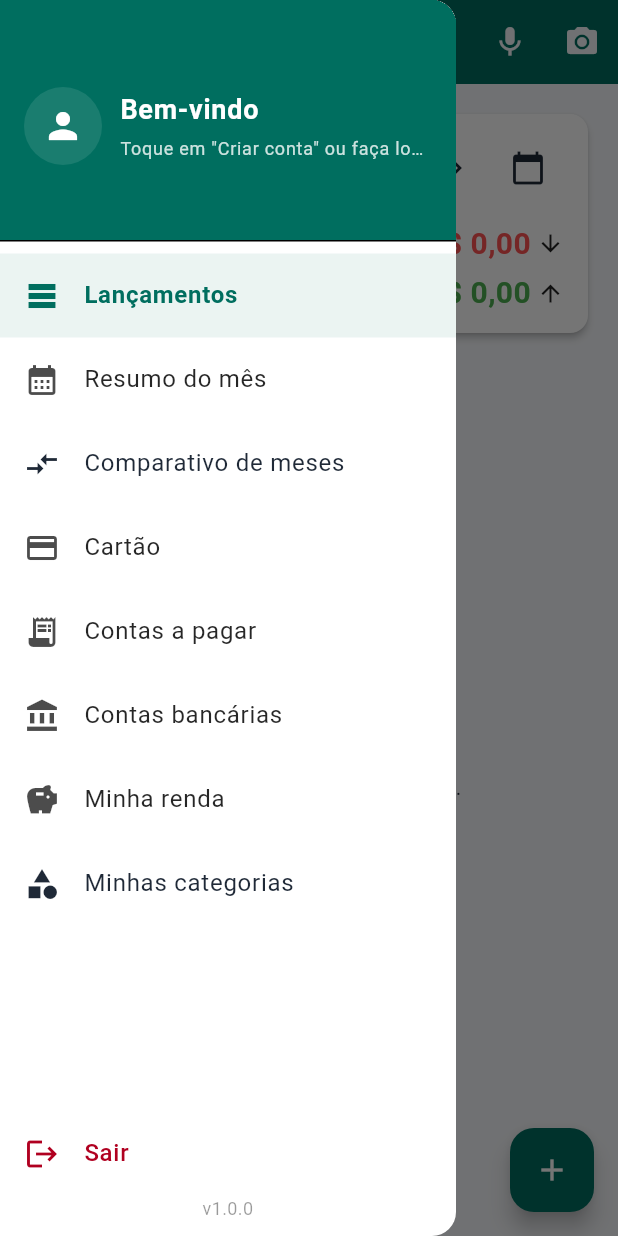
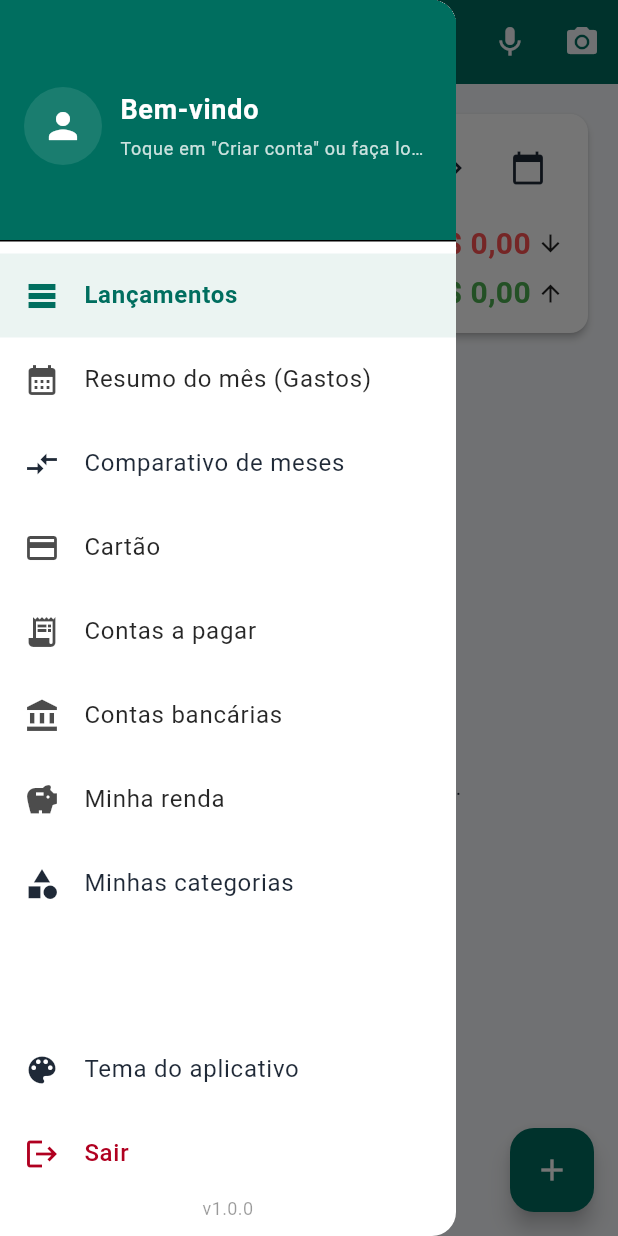
Before and after one commit to geanlima/vox-finance, a Flutter app: the screen it shows after launch, with the side drawer open, on a phone screen of 412 x 824 dp. Run offline on Flutter 3.47's test engine with Material 3 defaults, Android fonts, the phone set to English and light mode, and no system bars; our stand-ins replace cloud_firestore, firebase_auth, firebase_core, fl_chart, flutter_local_notifications, flutter_slidable and 5 more; missing offline and left inert: google_mlkit_text_recognition; accounts and stored records are empty.

Commit message:
adicao de tema

```diff
--- a/lib/main.dart
+++ b/lib/main.dart
@@ -1,6 +1,8 @@
 import 'package:flutter/material.dart';
 import 'package:intl/date_symbol_data_local.dart';
 import 'package:firebase_core/firebase_core.dart';
+import 'package:vox_finance/ui/core/service/theme_controller.dart';
+
 import 'package:vox_finance/ui/pages/auth/login_unificado_page.dart';
 import 'package:vox_finance/ui/pages/categorias/categorias_personalizadas_page.dart';
 import 'package:vox_finance/ui/pages/renda/minha_renda_page.dart';
@@ -31,11 +33,18 @@ class VoxFinanceApp extends StatelessWidget {
 
   @override
   Widget build(BuildContext context) {
+    // 👇 AnimatedBuilder escuta o ThemeController (singleton)
+    return AnimatedBuilder(
+      animation: themeController,
+      builder: (context, _) {
         return MaterialApp(
           title: 'VoxFinance',
           debugShowCheckedModeBanner: false,
           theme: AppTheme.lightTheme,
           darkTheme: AppTheme.darkTheme,
+
+          // 🌙☀️ Aqui ele aplica o tema escolhido (system/light/dark)
+          themeMode: themeController.themeMode,
 
           routes: {
             '/login': (_) => const LoginUnificadoPage(),
@@ -50,5 +59,7 @@ class VoxFinanceApp extends StatelessWidget {
             '/minha-renda': (ctx) => const MinhaRendaPage(),
           },
         );
+      },
+    );
   }
 }
--- a/lib/ui/widgets/app_drawer.dart
+++ b/lib/ui/widgets/app_drawer.dart
@@ -7,6 +7,7 @@ import 'package:vox_finance/ui/data/modules/usuarios/usuario_repository.dart';
 import 'package:vox_finance/ui/data/models/usuario.dart';
 import 'package:vox_finance/ui/core/service/firebase_auth_service.dart';
 import 'package:vox_finance/ui/pages/categorias/categorias_personalizadas_page.dart';
+import 'package:vox_finance/ui/pages/configuracoes/config_tema_page.dart';
 
 class AppDrawer extends StatefulWidget {
   final String currentRoute;
@@ -177,7 +178,7 @@ class _AppDrawerState extends State<AppDrawer> {
             _menuItem(
               context,
               icon: Icons.calendar_month,
-              label: 'Resumo do mês',
+              label: 'Resumo do mês (Gastos)',
               route: '/graficos',
             ),
 
@@ -226,7 +227,16 @@ class _AppDrawerState extends State<AppDrawer> {
               },
             ),
             const Spacer(),
-
+            ListTile(
+              leading: const Icon(Icons.color_lens),
+              title: const Text('Tema do aplicativo'),
+              onTap: () {
+                Navigator.push(
+                  context,
+                  MaterialPageRoute(builder: (_) => const ConfigTemaPage()),
+                );
+              },
+            ),
             // ==========================
             // 🚪 SAIR
             // ==========================
```
Also changed, not shown: lib/ui/pages/configuracoes/config_tema_page.dart (added, +54 -0 lines). Lines whose indentation alone changed are shown as unchanged.
